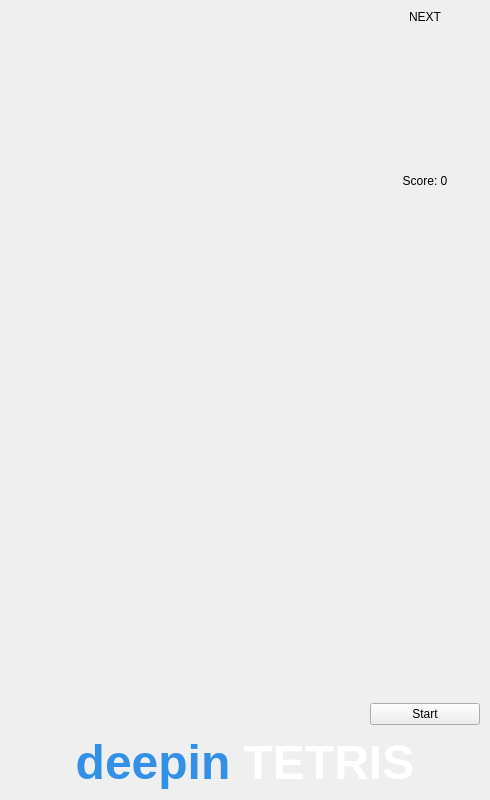
Qt form src/widget.ui (alvarosamudio/Tetris-DTK) before a commit.
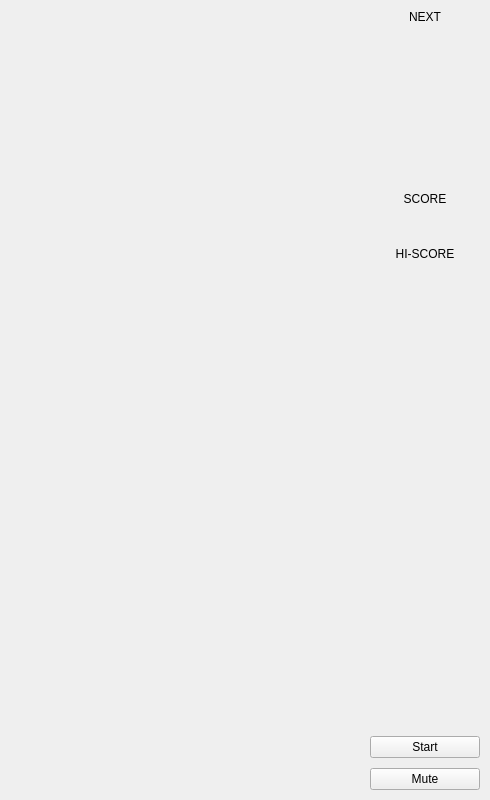
The same form after that commit.

Commit message: feat: Add high score persistence, mute button, music, and game over signal

What changed in the file:
```diff
--- a/src/widget.ui
+++ b/src/widget.ui
@@ -81,8 +81,30 @@
        </item>
        <item>
         <widget class="QLabel" name="scoreLabel">
+          <property name="minimumSize">
+           <size>
+            <width>110</width>
+            <height>50</height>
+           </size>
+          </property>
          <property name="text">
-          <string>Score: 0</string>
+           <string>SCORE</string>
+          </property>
+          <property name="alignment">
+           <set>Qt::AlignCenter</set>
+          </property>
+         </widget>
+        </item>
+        <item>
+         <widget class="QLabel" name="highScoreLabel">
+          <property name="minimumSize">
+           <size>
+            <width>110</width>
+            <height>40</height>
+           </size>
+          </property>
+          <property name="text">
+           <string>HI-SCORE</string>
          </property>
          <property name="alignment">
           <set>Qt::AlignCenter</set>
@@ -109,20 +131,18 @@
          </property>
         </widget>
        </item>
-      </layout>
-     </item>
-    </layout>
-   </item>
    <item>
-    <widget class="QLabel" name="bottomLogo">
+         <widget class="QPushButton" name="muteBtn">
      <property name="text">
-      <string>&lt;html&gt;&lt;head/&gt;&lt;body&gt;&lt;p&gt;&lt;span style=&quot; font-size:36pt; font-weight:600; color:#3291e6;&quot;&gt;deepin&lt;/span&gt;&lt;span style=&quot; font-size:36pt; font-weight:600; color:#ffffff;&quot;&gt; TETRIS&lt;/span&gt;&lt;/p&gt;&lt;/body&gt;&lt;/html&gt;</string>
-     </property>
-     <property name="alignment">
-      <set>Qt::AlignCenter</set>
+           <string>Mute</string>
      </property>
     </widget>
    </item>
+       </layout>
+     </item>
+    </layout>
+   </item>
+
   </layout>
  </widget>
 
```
Lines whose indentation alone changed are shown as unchanged. The commit also changes 9 other files.
